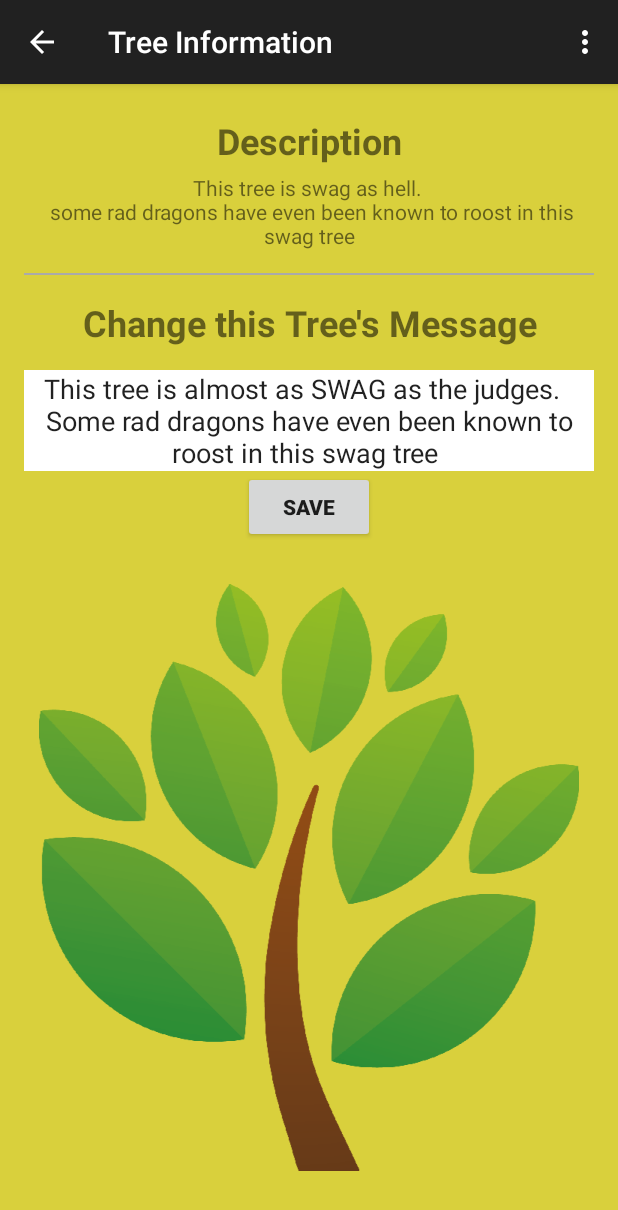
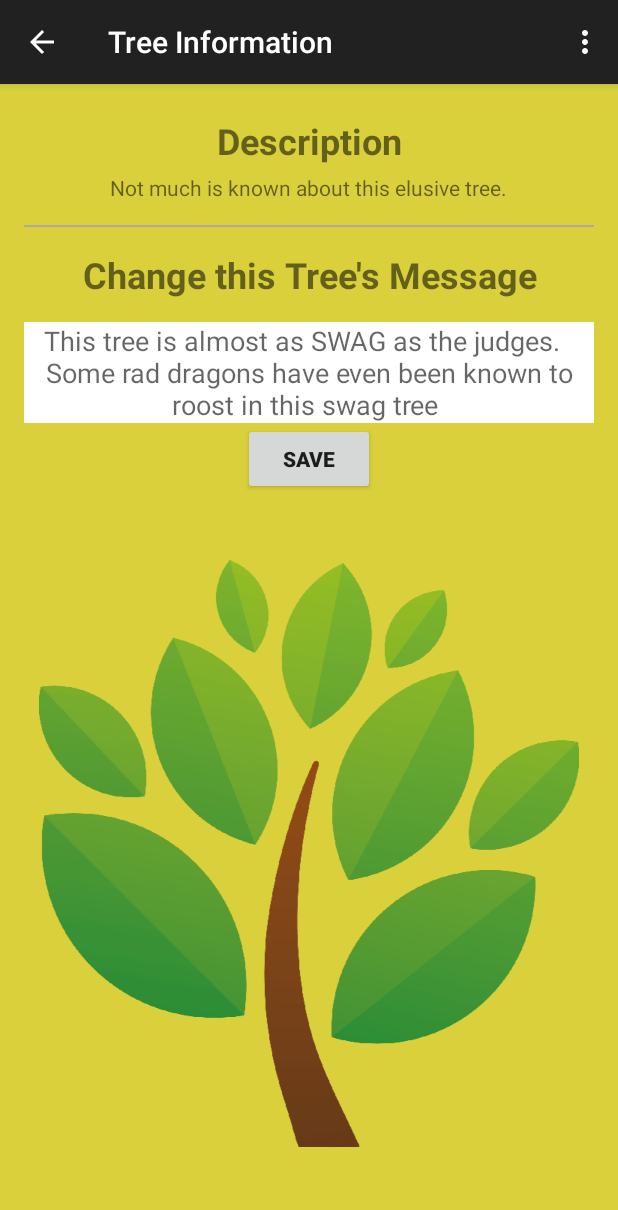
Before and after one commit to zoercai/SwagDragon, an Android app: the TreeInfoActivity screen opened directly, with no data from a screen before it, on a phone screen of 412 x 824 dp. Shown: the top 1210 px of the screen. Run offline under Robolectric (Android 15) with nearby library versions, the phone set to English and light mode, and no system bars.

Commit message:
Final touches made to tree info screen. Messages implemented

```diff
--- a/app/src/main/java/com/example/zoe/swagdragon/TreeInfoActivity.java
+++ b/app/src/main/java/com/example/zoe/swagdragon/TreeInfoActivity.java
@@ -1,14 +1,29 @@
 package com.example.zoe.swagdragon;
 
+import android.content.Context;
 import android.content.Intent;
 import android.support.v7.app.AppCompatActivity;
 import android.os.Bundle;
+import android.util.Log;
 import android.view.Menu;
 import android.view.MenuItem;
+import android.view.View;
+import android.view.inputmethod.InputMethodManager;
+import android.widget.Button;
+import android.widget.EditText;
 import android.widget.TextView;
+import android.widget.Toast;
+
+import java.util.ArrayList;
+import java.util.HashMap;
 
 public class TreeInfoActivity extends AppCompatActivity {
     public static final String INFOEXTRA = "TREE_INFO_EXTRA_INFO";
+    public static final String INFOID = "TREEID";
+
+    private String id;
+    private EditText descField;
+    static public HashMap<String, String> hm = new HashMap<String, String>();
 
     @Override
     protected void onCreate(Bundle savedInstanceState) {
@@ -16,10 +31,43 @@ public class TreeInfoActivity extends AppCompatActivity {
         setContentView(R.layout.activity_tree_info);
 
         Intent i = getIntent();
+        TextView t = (TextView) findViewById(R.id.description);
         String desc = i.getStringExtra(INFOEXTRA);
+        final Button b = (Button) findViewById(R.id.btn_save);
+
+        b.setOnClickListener(new View.OnClickListener() {
+            @Override
+            public void onClick(View v) {
+                Log.v("ON CLICK HAS CALLED", "ED");
+                if (descField.getText().toString().length() == 0){
+                    Toast.makeText(TreeInfoActivity.this, "Please enter a message first", Toast.LENGTH_SHORT).show();
+                } else {
+                    hm.put(id, descField.getText().toString());
+                    descField.setHint(descField.getText().toString());
+                    descField.setText("");
+                    if (v != null) {
+                        InputMethodManager imm = (InputMethodManager) getSystemService(Context.INPUT_METHOD_SERVICE);
+                        imm.hideSoftInputFromWindow(v.getWindowToken(), 0);
+                    }
+                    Toast.makeText(TreeInfoActivity.this, "Message Saved", Toast.LENGTH_SHORT).show();
+                }
+            }
+        });
+
+        descField = (EditText) findViewById(R.id.treeMessage);
+        /*
+        see if youve already been to tree
+         */
+        id = i.getStringExtra(INFOID);
+
+        if(hm.containsKey(id)){
+                descField.setHint(hm.get(id));
+        }
+
         if (desc != null) {
-            TextView t = (TextView) findViewById(R.id.description);
             t.setText(desc);
+        } else {
+            t.setText("Not much is known about this elusive tree.");
         }
     }
 
@@ -45,4 +93,5 @@ public class TreeInfoActivity extends AppCompatActivity {
 
         return super.onOptionsItemSelected(item);
     }
+
 }
--- a/app/src/main/res/layout/activity_splash.xml
+++ b/app/src/main/res/layout/activity_splash.xml
@@ -16,6 +16,7 @@
         android:textSize="15dp"
         android:layout_alignParentBottom="true"
         android:layout_alignParentEnd="false"
+        android:layout_alignParentRight="false"
         android:textColor="#1A970B"
         android:layout_row="4"
         android:layout_column="0"
@@ -39,6 +40,7 @@
         android:src="@drawable/splash"
         android:id="@+id/splash"
         android:layout_alignParentStart="true"
+        android:layout_alignParentLeft="true"
         android:layout_above="@id/splash_text"
         android:layout_marginTop="100dp" />
 
--- a/app/src/main/res/layout/activity_tree_info.xml
+++ b/app/src/main/res/layout/activity_tree_info.xml
@@ -14,6 +14,7 @@
         android:textStyle="bold"
         android:textSize="24sp"
         android:layout_height="wrap_content"
+        android:focusable="true"
         android:gravity="center"
         android:text="@string/desc_label"
         android:padding="5dp" />
@@ -42,7 +43,7 @@
         />
 
     <EditText android:id="@+id/treeMessage"
-        android:text="@string/defaultText"
+        android:hint="@string/defaultText"
         android:layout_width="fill_parent"
         android:layout_height="wrap_content"
         android:textAlignment="gravity"
@@ -54,7 +55,6 @@
     <Button android:id="@+id/btn_save"
         android:layout_height="wrap_content"
         android:layout_width="wrap_content"
-
         android:text="Save"
         android:textStyle="bold" />
 
```
Also changed, not shown: app/src/main/java/com/example/zoe/swagdragon/MapsActivity.java (+5 -2 lines).
